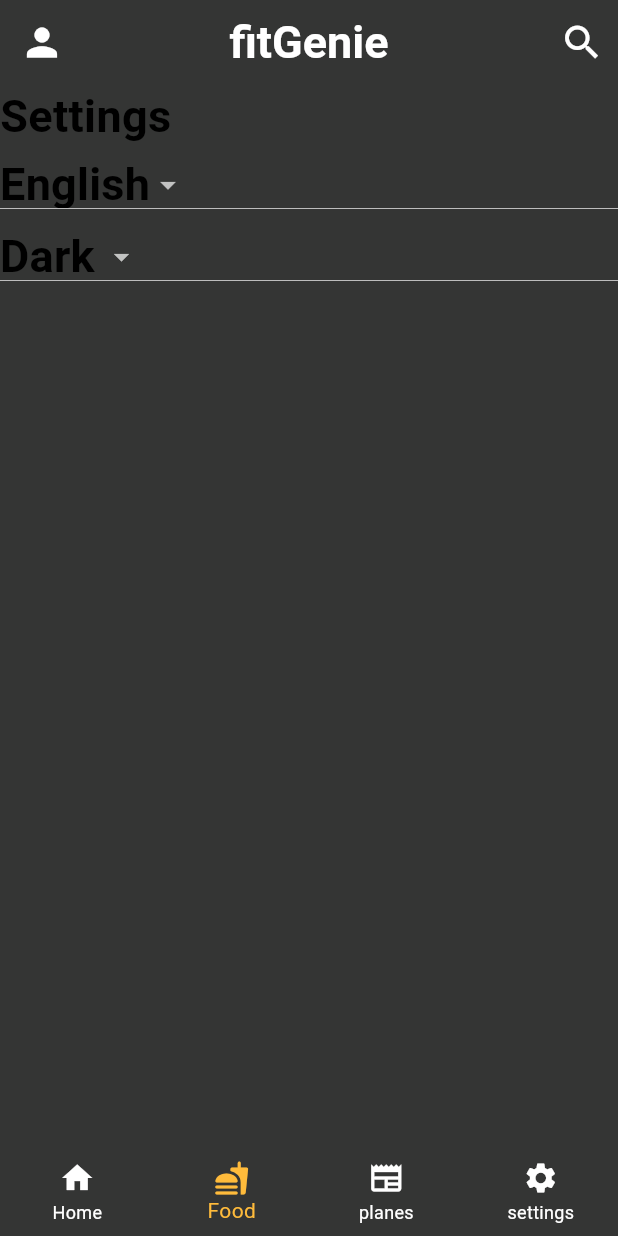
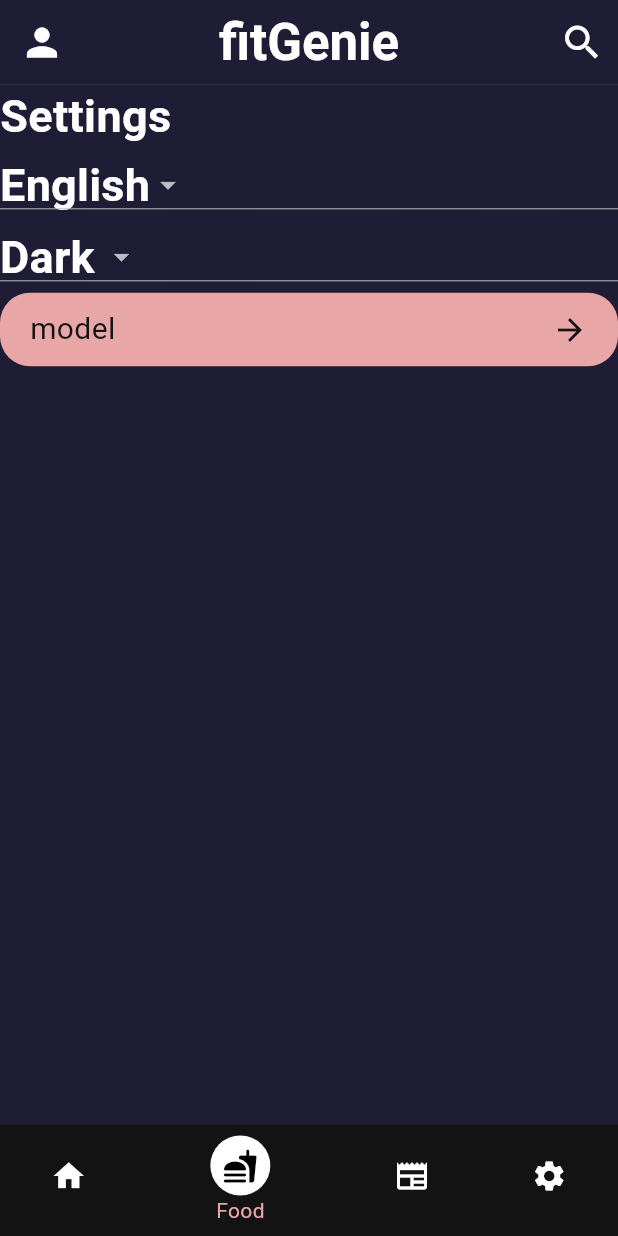
Before and after one commit to eslam301/fit_genie, a Flutter app: the HomeLayout screen opened by its route, item 2 of the bottom bar chosen, on a phone screen of 412 x 824 dp. Run offline on Flutter 3.47's test engine with Material 3 defaults, Android fonts, the phone set to English and light mode, and no system bars; our stand-ins replace get, percent_indicator; missing offline and left inert: model_viewer_plus.

Commit message:
edited app theme with new colors edited bottom nav bar v0.3 Beta

```diff
--- a/lib/core/application_theme.dart
+++ b/lib/core/application_theme.dart
@@ -1,55 +1,56 @@
 import 'package:flutter/material.dart';
 
-class ApplicationTheme{
-  static Color primaryColor = const Color(0xffFFBB3B);
-  static Color secondaryColor = const Color(0xff504f4f);
+class ApplicationTheme {
+  static Color primaryColor = const Color(0xffE9A6A6);
+  static Color primaryColor2 = const Color(0xff3F3351);
+  static Color secondaryColor = const Color(0xff864879);
+  static Color textColor1 = const Color(0xffffffff);
   static Color textColor = const Color(0xff121312);
-  static Color backgroundColor = const Color(0xff343534);
+  static Color backgroundColor = const Color(0xff1F1D36);
   static Color errorColor = const Color(0xffFF0000);
   static Color successColor = const Color(0xff00B418);
   static ThemeData lightTheme = ThemeData(
     primaryColor: primaryColor,
     secondaryHeaderColor: secondaryColor,
-    appBarTheme:  AppBarTheme(
+    appBarTheme: AppBarTheme(
       backgroundColor: backgroundColor,
       elevation: 0,
       centerTitle: true,
-      iconTheme: const IconThemeData(
-        color: Colors.white,
+      iconTheme: IconThemeData(
+        color: textColor1,
         size: 30,
       ),
-
-      titleTextStyle: const TextStyle(
-        color: Colors.white,
-        fontSize: 30,
+      titleTextStyle: TextStyle(
+        color: textColor1,
+        fontSize: 34,
         fontWeight: FontWeight.bold,
-      )
+      ),
     ),
     textTheme: const TextTheme(),
     colorScheme: ColorScheme(
         primary: primaryColor,
         onPrimary: textColor,
-
         secondary: secondaryColor,
-      onSecondary: Colors.black,
+        onSecondary: primaryColor2,
         error: errorColor,
         onError: Colors.red,
         background: backgroundColor,
         onBackground: Colors.pink,
         surface: Colors.blue,
         onSurface: Colors.pinkAccent,
-      brightness: Brightness.dark
-
-    ),
+        brightness: Brightness.dark),
     scaffoldBackgroundColor: backgroundColor,
-    bottomNavigationBarTheme:  BottomNavigationBarThemeData(
-      backgroundColor:backgroundColor,
-      type: BottomNavigationBarType.fixed,
+    bottomNavigationBarTheme: BottomNavigationBarThemeData(
+      backgroundColor: backgroundColor,
+      type: BottomNavigationBarType.shifting,
       elevation: 0,
       showSelectedLabels: true,
-      showUnselectedLabels: true,
-      selectedItemColor:primaryColor,
-      unselectedItemColor:Colors.white,
+      showUnselectedLabels: false,
+      selectedItemColor: primaryColor,
+      unselectedItemColor: Colors.white,
+      selectedIconTheme: const IconThemeData(
+        color: Colors.black,
+      ),
     ),
   );
   static ThemeData darkTheme = ThemeData();
--- a/lib/core/widgets/custom_button.dart
+++ b/lib/core/widgets/custom_button.dart
@@ -27,9 +27,9 @@
 
         child: Row(
           children: [
-            Text(label, style: const TextStyle(color: Colors.white,fontSize: 20),),
+            Text(label, style: TextStyle(color: theme.colorScheme.onPrimary,fontSize: 20),),
             const Spacer(),
-            const Icon(Icons.arrow_forward,color: Colors.white,)
+            Icon(Icons.arrow_forward,color: theme.colorScheme.onPrimary,)
           ],
         ),
       ),
--- a/lib/core/widgets/custom_text_field.dart
+++ b/lib/core/widgets/custom_text_field.dart
@@ -5,8 +5,7 @@
   final String label;
   final bool isPassword;
   final Icon? suffixIcon;
-  final keyBoardType;
-
+  final TextInputType? keyBoardType;
   const CustomTextField(
       {required this.controller,
       required this.label,
--- a/lib/layout/home_layout.dart
+++ b/lib/layout/home_layout.dart
@@ -3,6 +3,7 @@
 import 'package:get/get.dart';
 import '../pages/profile/profile_view.dart';
 import '../pages/settings/setting_view.dart';
+
 class HomeLayout extends StatefulWidget {
   static const String routeName = '/home';
 
@@ -24,55 +25,110 @@
 
   @override
   Widget build(BuildContext context) {
+    var theme = Theme.of(context);
     return Scaffold(
-
       appBar: AppBar(
         leading: IconButton(
-            onPressed: (){
-              Get.to(() =>  const ProfilePage(),transition: Transition.leftToRightWithFade,);
-            },
-            icon: const Icon(Icons.person),
-          ),
+          onPressed: () {
+            Get.to(
+              () => const ProfilePage(),
+              transition: Transition.leftToRightWithFade,
+            );
+          },
+          icon: const Icon(Icons.person),
+        ),
         title: const Text('fitGenie'),
         actions: [
           IconButton(
-            onPressed: (){
-
-            },
+            onPressed: () {},
             icon: const Icon(Icons.search),
           )
         ],
+      ),
+      body: Container(
+        decoration: BoxDecoration(
+          border: Border(
+            top: BorderSide(
+              color: theme.primaryColor.withOpacity(0.4),
+              width: .2,
+            ),
+          ),
+        ),
+        child: Column(
+          children: [
+            screens[index],
+          ],
+        ),
+      ),
+      bottomNavigationBar: BottomNavigationBar(
 
-      ),
-      body: screens[index],
-      bottomNavigationBar: BottomNavigationBar(
         currentIndex: index,
-        onTap: (value){
+
+        onTap: (value) {
           index = value;
           setState(() {});
         },
-        items: const [
+        items: [
           BottomNavigationBarItem(
-            icon: Icon(Icons.home),
+            icon: const Icon(Icons.home),
             label: 'Home',
+            backgroundColor: theme.colorScheme.background,
+            activeIcon: Container(
+                padding: const EdgeInsets.all(8.0),
+                decoration: const BoxDecoration(
+                  color: Colors.white,
+                  shape: BoxShape.circle,
+                ),
+                child: const Icon(
+                  Icons.home,
+                )),
           ),
           BottomNavigationBarItem(
-            icon: Icon(Icons.fastfood_rounded),
+
+            icon: const Icon(Icons.fastfood_rounded),
             label: 'Food',
+            backgroundColor: theme.colorScheme.onPrimary,
+            activeIcon: Container(
+                padding: const EdgeInsets.all(8.0),
+                decoration: const BoxDecoration(
+                  color: Colors.white,
+                  shape: BoxShape.circle,
+                ),
+                child: const Icon(
+                  Icons.fastfood_rounded,
+                )),
           ),
           BottomNavigationBarItem(
-            icon: Icon(Icons.newspaper_outlined),
+            icon: const Icon(Icons.newspaper_outlined),
             label: 'planes',
+
+            backgroundColor: theme.colorScheme.onSecondary,
+            activeIcon: Container(
+                padding: const EdgeInsets.all(8.0),
+                decoration: const BoxDecoration(
+                  color: Colors.white,
+                  shape: BoxShape.circle,
+                ),
+                child: const Icon(
+                  Icons.newspaper_outlined,
+                )),
           ),
           BottomNavigationBarItem(
-            icon: Icon(Icons.settings),
+            icon: const Icon(Icons.settings),
             label: 'settings',
+            backgroundColor: theme.colorScheme.secondary,
+            activeIcon: Container(
+                padding: const EdgeInsets.all(8.0),
+                decoration: const BoxDecoration(
+                  color: Colors.white,
+                  shape: BoxShape.circle,
+                ),
+                child: const Icon(
+                  Icons.settings,
+                )),
           ),
         ],
-
-
       ),
-
     );
   }
 }
--- a/lib/pages/settings/setting_view.dart
+++ b/lib/pages/settings/setting_view.dart
@@ -1,4 +1,9 @@
+import 'package:fitgenie/core/widgets/custom_button.dart';
 import 'package:flutter/material.dart';
+import 'package:get/get.dart';
+
+
+import '../model_viewer/model_test.dart';
 
 class SettingsView extends StatefulWidget {
   const SettingsView({super.key});
@@ -16,15 +21,16 @@
         child: Text(
           "English",
           style: TextStyle(
-              fontWeight: FontWeight.bold, fontSize: 30, color: Colors.black),
+              fontWeight: FontWeight.bold, fontSize: 30, color: Colors.white),
         )),
     const DropdownMenuItem(
         value: "Arabic",
         child: Text(
           "Arabic",
           style: TextStyle(
-              fontWeight: FontWeight.bold, fontSize: 30, color: Colors.black),
-        )),
+              fontWeight: FontWeight.bold, fontSize: 30, color: Colors.white),
+        )
+    ),
   ];
   List<DropdownMenuItem> themeItems = [
     const DropdownMenuItem(
@@ -32,14 +38,14 @@
         child: Text(
           "Dark",
           style: TextStyle(
-              fontWeight: FontWeight.bold, fontSize: 30, color: Colors.black),
+              fontWeight: FontWeight.bold, fontSize: 30, color: Colors.white),
         )),
     const DropdownMenuItem(
         value: "Light",
         child: Text(
           "Light",
           style: TextStyle(
-              fontWeight: FontWeight.bold, fontSize: 30, color: Colors.black),
+              fontWeight: FontWeight.bold, fontSize: 30, color: Colors.white),
         )),
   ];
 
@@ -49,7 +55,7 @@
       const Text(
         "Settings",
         style: TextStyle(
-            fontWeight: FontWeight.bold, fontSize: 30, color: Colors.black),
+            fontWeight: FontWeight.bold, fontSize: 30, color: Colors.white),
       ),
       DropdownButton(
           items: languagesItems,
@@ -67,6 +73,9 @@
               selectedTheme = value;
             });
           }),
+      LongButton(label: 'model', onTap: (){
+        Get.to(() => const ModelTestView(),transition: Transition.fadeIn);
+      })
     ]);
   }
 }
--- a/lib/pages/sign-in/sign_in.dart
+++ b/lib/pages/sign-in/sign_in.dart
@@ -13,10 +13,10 @@
 
   const SignInPage({super.key});
   @override
-  _SignInPageState createState() => _SignInPageState();
+  SignInPageState createState() => SignInPageState();
 }
 
-class _SignInPageState extends State<SignInPage> {
+class SignInPageState extends State<SignInPage> {
   final TextEditingController _emailController = TextEditingController();
   final TextEditingController _passwordController = TextEditingController();
 
--- a/lib/pages/sign-in/sign_up/sign_up.dart
+++ b/lib/pages/sign-in/sign_up/sign_up.dart
@@ -11,9 +11,9 @@
 
   const SignUpPage({super.key});
   @override
-  _SignUpPageState createState() => _SignUpPageState();
+  SignUpPageState createState() => SignUpPageState();
 }
-class _SignUpPageState extends State<SignUpPage> {
+class SignUpPageState extends State<SignUpPage> {
   final TextEditingController _emailController = TextEditingController();
   final TextEditingController _nameController = TextEditingController();
   final TextEditingController _passwordController = TextEditingController();
--- a/lib/pages/splash/splash_screen.dart
+++ b/lib/pages/splash/splash_screen.dart
@@ -14,12 +14,10 @@
   double height = 10;
   @override
   Widget build(BuildContext context) {
-
     var theme = Theme.of(context);
     Future.delayed(const Duration(seconds: 3), () {
         Get.offAll(() => const SignInPage(),transition: Transition.fadeIn);
     });
-
     return Scaffold(
       body: Container(
         decoration: const BoxDecoration(
@@ -33,7 +31,6 @@
                 Radius.circular(20.0),
               ),
             ),
-
             child: Text(
               'FitGenie',
               style: TextStyle(
```
Also changed, not shown: lib/pages/model_viewer/model_test.dart (added, +46 -0 lines), pubspec.yaml (+8 -2 lines), pubspec.lock, 2 other files. Lines whose indentation alone changed are shown as unchanged.
